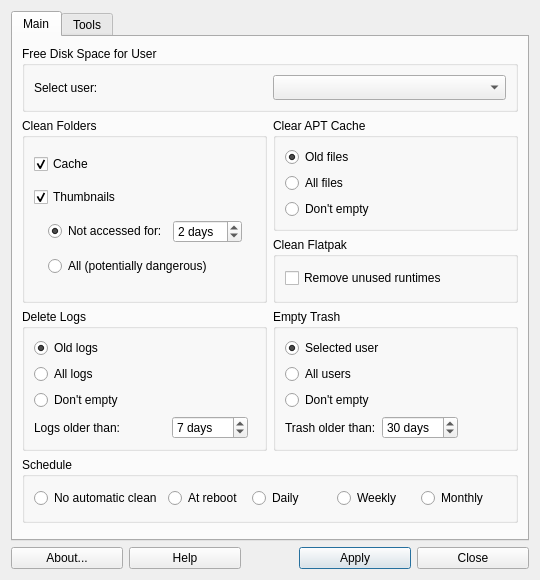
Old version of the form mainwindow.ui in the repository MX-Linux/mx-cleanup.
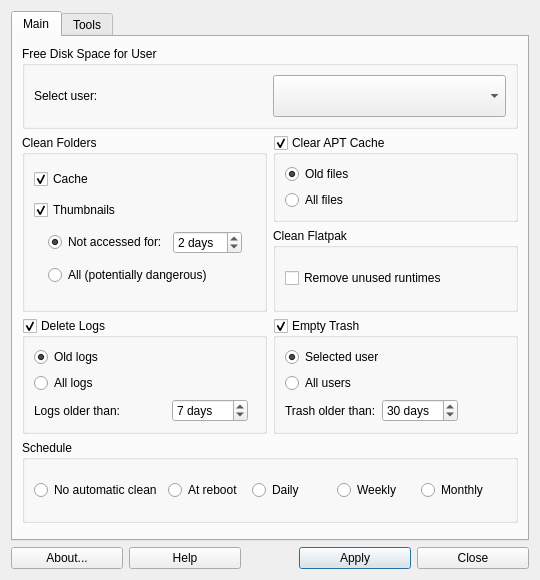
New version of the form. Icons and pictures are not drawn.

Commit message: Use checkable group boxes instead of do-nothing radio buttons.

```diff
--- a/mainwindow.ui
+++ b/mainwindow.ui
@@ -192,8 +192,33 @@
          <property name="title">
           <string>Delete Logs</string>
          </property>
+         <property name="checkable">
+          <bool>true</bool>
+         </property>
          <layout class="QGridLayout">
-          <item row="3" column="1">
+          <item row="1" column="0">
+           <widget class="QRadioButton" name="radioAllLogs">
+            <property name="sizePolicy">
+             <sizepolicy hsizetype="Expanding" vsizetype="Fixed">
+              <horstretch>0</horstretch>
+              <verstretch>0</verstretch>
+             </sizepolicy>
+            </property>
+            <property name="text">
+             <string>All logs</string>
+            </property>
+            <property name="checked">
+             <bool>false</bool>
+            </property>
+            <property name="autoExclusive">
+             <bool>true</bool>
+            </property>
+            <attribute name="buttonGroup">
+             <string notr="true">buttonGroupLogs</string>
+            </attribute>
+           </widget>
+          </item>
+          <item row="2" column="1">
            <widget class="QSpinBox" name="spinBoxLogs">
             <property name="suffix">
              <string> days</string>
@@ -212,45 +237,14 @@
             </property>
            </widget>
           </item>
-          <item row="1" column="0">
-           <widget class="QRadioButton" name="radioAllLogs">
-            <property name="sizePolicy">
-             <sizepolicy hsizetype="Expanding" vsizetype="Fixed">
-              <horstretch>0</horstretch>
-              <verstretch>0</verstretch>
-             </sizepolicy>
+          <item row="2" column="2">
+           <spacer>
+            <property name="orientation">
+             <enum>Qt::Horizontal</enum>
             </property>
-            <property name="text">
-             <string>All logs</string>
-            </property>
-            <property name="checked">
-             <bool>false</bool>
-            </property>
-            <property name="autoExclusive">
-             <bool>true</bool>
-            </property>
-            <attribute name="buttonGroup">
-             <string notr="true">buttonGroupLogs</string>
-            </attribute>
-           </widget>
+           </spacer>
           </item>
           <item row="2" column="0">
-           <widget class="QRadioButton" name="radioNoCleanLogs">
-            <property name="sizePolicy">
-             <sizepolicy hsizetype="Expanding" vsizetype="Fixed">
-              <horstretch>0</horstretch>
-              <verstretch>0</verstretch>
-             </sizepolicy>
-            </property>
-            <property name="text">
-             <string>Don't empty</string>
-            </property>
-            <attribute name="buttonGroup">
-             <string notr="true">buttonGroupLogs</string>
-            </attribute>
-           </widget>
-          </item>
-          <item row="3" column="0">
            <widget class="QLabel" name="labelLogsOlder">
             <property name="text">
              <string>Logs older than:</string>
@@ -279,13 +273,6 @@
             </attribute>
            </widget>
           </item>
-          <item row="3" column="2">
-           <spacer>
-            <property name="orientation">
-             <enum>Qt::Horizontal</enum>
-            </property>
-           </spacer>
-          </item>
          </layout>
         </widget>
        </item>
@@ -357,6 +344,9 @@
          <property name="title">
           <string>Clear APT Cache</string>
          </property>
+         <property name="checkable">
+          <bool>true</bool>
+         </property>
          <layout class="QVBoxLayout">
           <item>
            <widget class="QRadioButton" name="radioAutoClean">
@@ -393,16 +383,6 @@
             </attribute>
            </widget>
           </item>
-          <item>
-           <widget class="QRadioButton" name="radioNoCleanApt">
-            <property name="text">
-             <string>Don't empty</string>
-            </property>
-            <attribute name="buttonGroup">
-             <string notr="true">buttonGroupApt</string>
-            </attribute>
-           </widget>
-          </item>
          </layout>
         </widget>
        </item>
@@ -417,44 +397,11 @@
          <property name="title">
           <string>Empty Trash</string>
          </property>
+         <property name="checkable">
+          <bool>true</bool>
+         </property>
          <layout class="QGridLayout">
-          <item row="3" column="1">
-           <widget class="QSpinBox" name="spinBoxTrash">
-            <property name="suffix">
-             <string> days</string>
-            </property>
-            <property name="maximum">
-             <number>365</number>
-            </property>
-            <property name="value">
-             <number>30</number>
-            </property>
-           </widget>
-          </item>
-          <item row="2" column="0" colspan="3">
-           <widget class="QRadioButton" name="radioNoCleanTrash">
-            <property name="sizePolicy">
-             <sizepolicy hsizetype="Expanding" vsizetype="Fixed">
-              <horstretch>0</horstretch>
-              <verstretch>0</verstretch>
-             </sizepolicy>
-            </property>
-            <property name="text">
-             <string>Don't empty</string>
-            </property>
-            <attribute name="buttonGroup">
-             <string notr="true">buttonGroupTrash</string>
-            </attribute>
-           </widget>
-          </item>
-          <item row="3" column="2">
-           <spacer>
-            <property name="orientation">
-             <enum>Qt::Horizontal</enum>
-            </property>
-           </spacer>
-          </item>
-          <item row="3" column="0">
+          <item row="2" column="0">
            <widget class="QLabel" name="labelTrashOlder">
             <property name="text">
              <string>Trash older than:</string>
@@ -477,6 +424,13 @@
             </attribute>
            </widget>
           </item>
+          <item row="2" column="2">
+           <spacer>
+            <property name="orientation">
+             <enum>Qt::Horizontal</enum>
+            </property>
+           </spacer>
+          </item>
           <item row="0" column="0" colspan="3">
            <widget class="QRadioButton" name="radioSelectedUser">
             <property name="sizePolicy">
@@ -499,6 +453,19 @@
             </attribute>
            </widget>
           </item>
+          <item row="2" column="1">
+           <widget class="QSpinBox" name="spinBoxTrash">
+            <property name="suffix">
+             <string> days</string>
+            </property>
+            <property name="maximum">
+             <number>365</number>
+            </property>
+            <property name="value">
+             <number>30</number>
+            </property>
+           </widget>
+          </item>
          </layout>
         </widget>
        </item>
```
Left out of the diff: 4 changed lines with no effect on the pictures. The commit also changes 1 other file.
